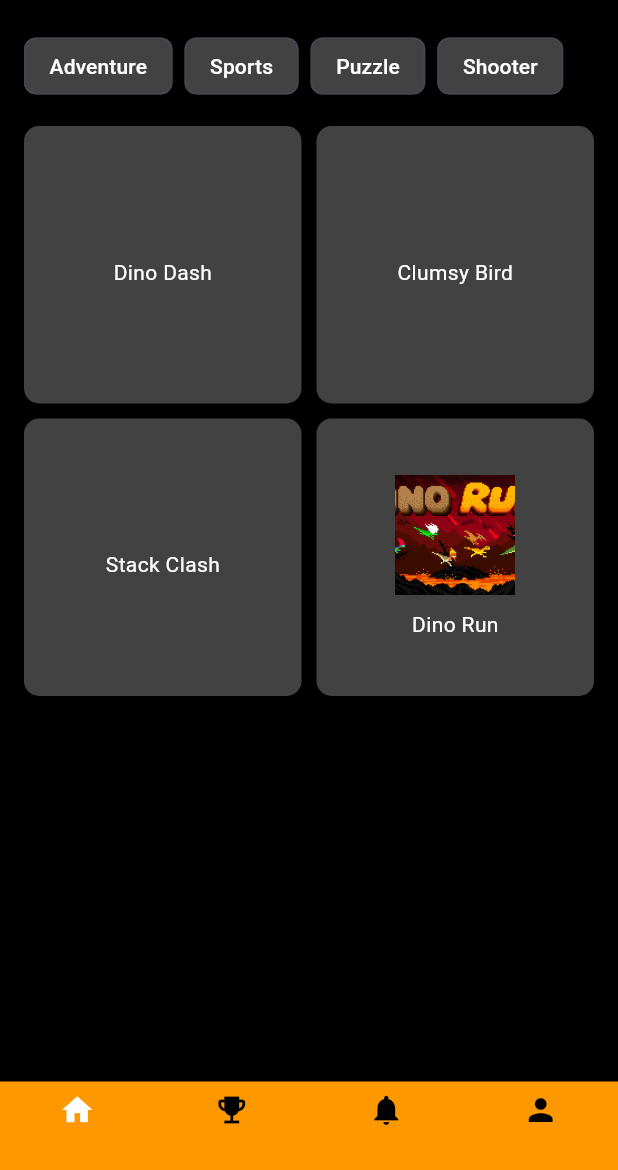
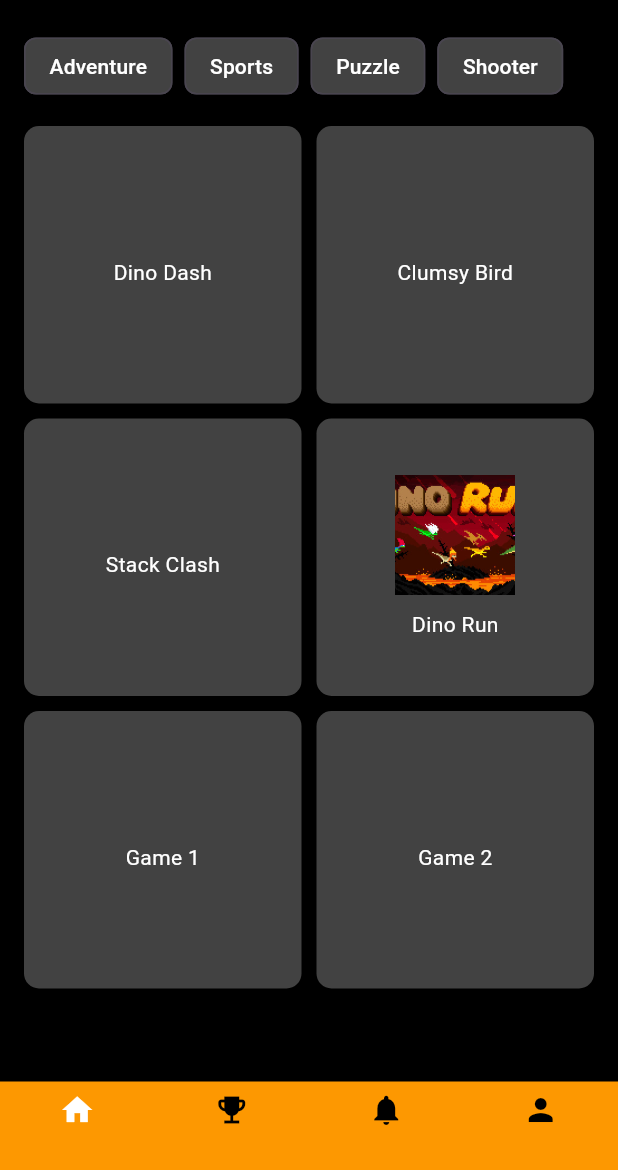
Before and after one commit to Isuru-Eranda/game_arcade, a Flutter app: the HomeScreen screen opened directly, on a phone screen of 412 x 824 dp, the part 66-1236 px from its top. Run offline on Flutter 3.47's test engine with Material 3 defaults, Android fonts, the phone set to English and light mode, and no system bars; our stand-ins replace cloud_firestore, firebase_auth, firebase_core; missing offline and left inert: flame; accounts and stored records are empty.

Commit message:
feat:add another games

```diff
--- a/lib/screens/home_screen.dart
+++ b/lib/screens/home_screen.dart
@@ -91,6 +91,8 @@ class _HomeScreenState extends State<HomeScreen> {
       "Clumsy Bird",
       "Stack Clash",
       "Dino Run",
+      "Game 1",
+      "Game 2",
     ];
 
     return Padding(
```
